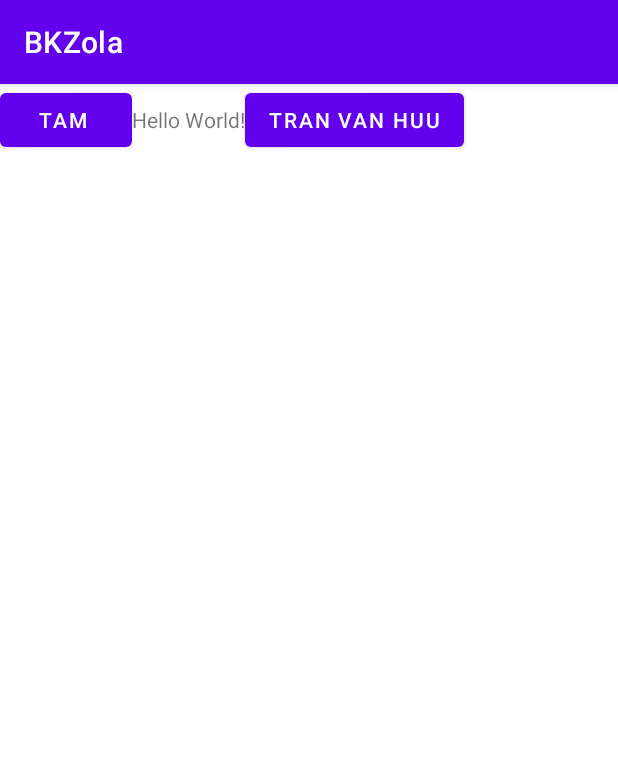
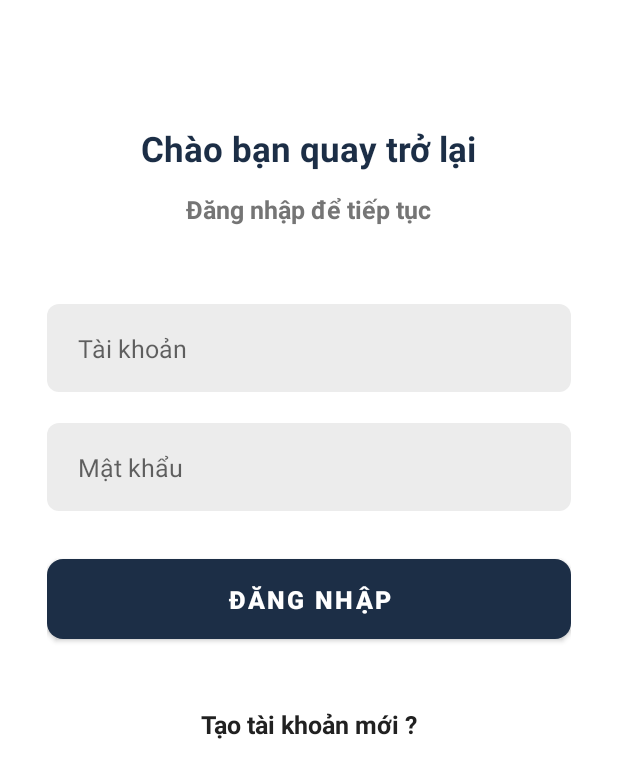
Before and after one commit to dinhtam1/BKZola, an Android app: the screen it shows after launch (MainActivity before the commit, SignInActivity after it), on a phone screen of 412 x 824 dp. Shown: the top 778 px of the screen. Run offline under Robolectric (Android 15) with nearby library versions, the phone set to English and light mode, and no system bars; our stand-ins replace sdp/ssp sizes.

Commit message:
add FormSignIn +  FormSignUp

```diff
--- a/app/src/main/java/com/example/bkzola/activities/SignInActivity.java
+++ b/app/src/main/java/com/example/bkzola/activities/SignInActivity.java
@@ -1,4 +1,39 @@
 package com.example.bkzola.activities;
 
-public class SignInActivity {
+import androidx.appcompat.app.AppCompatActivity;
+
+import android.content.Intent;
+import android.os.Bundle;
+import android.view.View;
+import android.widget.TextView;
+
+import com.example.bkzola.R;
+import com.example.bkzola.databinding.ActivitySignInBinding;
+import com.example.bkzola.databinding.ActivitySignUpBinding;
+
+public class SignInActivity extends AppCompatActivity {
+
+    private ActivitySignInBinding binding;
+    TextView textCreateNewAccount;
+    @Override
+    protected void onCreate(Bundle savedInstanceState) {
+        super.onCreate(savedInstanceState);
+        binding = ActivitySignInBinding.inflate(getLayoutInflater());
+        setContentView(binding.getRoot());
+        textCreateNewAccount = findViewById(R.id.textCreateNewAccount);
+
+        textCreateNewAccount.setOnClickListener(new View.OnClickListener() {
+            @Override
+            public void onClick(View v) {
+                Intent intent = new Intent();
+                intent.setClass(SignInActivity.this , SignUpActivity.class);
+                startActivity(intent);
+            }
+        });
+
+    }
+
+
+
+
 }
--- a/app/src/main/java/com/example/bkzola/activities/SignUpActivities.java
+++ /dev/null
@@ -1,4 +0,0 @@
-package com.example.bkzola.activities;
-
-public class SignUpActivities {
-}
--- /dev/null
+++ b/app/src/main/res/drawable/background_image.xml
@@ -0,0 +1,6 @@
+<?xml version="1.0" encoding="utf-8"?>
+<shape xmlns:android="http://schemas.android.com/apk/res/android"
+    android:shape="oval">
+    <solid android:color="@color/input_background"/>
+
+</shape>
--- /dev/null
+++ b/app/src/main/res/drawable/background_input.xml
@@ -0,0 +1,6 @@
+<?xml version="1.0" encoding="utf-8"?>
+<shape xmlns:android="http://schemas.android.com/apk/res/android"
+    android:shape="rectangle">
+    <solid android:color="@color/input_background" />
+    <corners android:radius="8dp"/>
+</shape>
--- /dev/null
+++ b/app/src/main/res/layout/activity_sign_in.xml
@@ -0,0 +1,88 @@
+<?xml version="1.0" encoding="utf-8"?>
+<ScrollView xmlns:android="http://schemas.android.com/apk/res/android"
+    xmlns:app="http://schemas.android.com/apk/res-auto"
+    xmlns:tools="http://schemas.android.com/tools"
+    android:layout_width="match_parent"
+    android:layout_height="match_parent"
+    android:clipToPadding="false"
+    android:overScrollMode="never"
+    android:padding="@dimen/_24sdp"
+    android:scrollbars="none"
+    tools:context=".activities.SignInActivity">
+
+    <LinearLayout
+        android:layout_width="match_parent"
+        android:layout_height="wrap_content"
+        android:gravity="center_horizontal"
+        android:orientation="vertical"
+        >
+        <TextView
+            android:layout_width="wrap_content"
+            android:layout_height="wrap_content"
+            android:layout_marginTop="@dimen/_40sdp"
+            android:text="@string/chao_ban_quay_tro_lai"
+            android:textColor="@color/primary"
+            android:textStyle="bold"
+            android:textSize="@dimen/_18ssp"/>
+
+        <TextView
+            android:layout_width="wrap_content"
+            android:layout_height="wrap_content"
+            android:layout_marginTop="@dimen/_10sdp"
+            android:text="@string/dang_nhap_de_tiep_tuc"
+            android:textColor="@color/secondary_text"
+            android:textStyle="bold"
+            android:textSize="@dimen/_13ssp"/>
+
+        <EditText
+            android:id="@+id/inputUsername"
+            android:layout_width="match_parent"
+            android:layout_height="@dimen/_45sdp"
+            android:layout_marginTop="@dimen/_40sdp"
+            android:background="@drawable/background_input"
+            android:hint="@string/tai_khoan"
+            android:paddingStart="@dimen/_16sdp"
+            android:paddingEnd="@dimen/_16sdp"
+            android:imeOptions="actionNext"
+            android:importantForAutofill="no"
+            android:inputType="text"
+            android:textColor="@color/primary_text"
+            android:textSize="@dimen/_13ssp"/>
+
+        <EditText
+            android:id="@+id/inputPassword"
+            android:layout_width="match_parent"
+            android:layout_height="@dimen/_45sdp"
+            android:layout_marginTop="@dimen/_16sdp"
+            android:background="@drawable/background_input"
+            android:hint="@string/mat_khau"
+            android:paddingStart="@dimen/_16sdp"
+            android:paddingEnd="@dimen/_16sdp"
+            android:imeOptions="actionNext"
+            android:importantForAutofill="no"
+            android:inputType="textPassword"
+            android:textColor="@color/primary_text"
+            android:textSize="@dimen/_13ssp"/>
+
+        <com.google.android.material.button.MaterialButton
+            android:id="@+id/buttonSignIn"
+            android:layout_width="match_parent"
+            android:layout_height="@dimen/_50sdp"
+            android:layout_marginTop="@dimen/_20sdp"
+            android:text="@string/dang_nhap"
+            android:textStyle="bold"
+            android:textSize="@dimen/_13ssp"
+            android:textColor="@color/white"
+            app:cornerRadius="@dimen/_8sdp"/>
+        <TextView
+            android:id="@+id/textCreateNewAccount"
+            android:layout_width="wrap_content"
+            android:layout_height="wrap_content"
+            android:text="Tạo tài khoản mới ?"
+            android:layout_marginTop="@dimen/_30sdp"
+            android:textSize="@dimen/_13ssp"
+            android:textColor="@color/primary_text"
+            android:textStyle="bold"/>
+    </LinearLayout>
+
+</ScrollView>
--- a/app/src/main/res/values-night/themes.xml
+++ b/app/src/main/res/values-night/themes.xml
@@ -1,16 +1,9 @@
 <resources xmlns:tools="http://schemas.android.com/tools">
-    <!-- Base application theme. -->
-    <style name="Theme.BKZola" parent="Theme.MaterialComponents.DayNight.DarkActionBar">
-        <!-- Primary brand color. -->
-        <item name="colorPrimary">@color/purple_200</item>
-        <item name="colorPrimaryVariant">@color/purple_700</item>
-        <item name="colorOnPrimary">@color/black</item>
-        <!-- Secondary brand color. -->
-        <item name="colorSecondary">@color/teal_200</item>
-        <item name="colorSecondaryVariant">@color/teal_200</item>
-        <item name="colorOnSecondary">@color/black</item>
-        <!-- Status bar color. -->
-        <item name="android:statusBarColor">?attr/colorPrimaryVariant</item>
-        <!-- Customize your theme here. -->
+    <style name="Theme.BKZola" parent="Theme.MaterialComponents.DayNight.NoActionBar">
+
+        <item name="colorPrimary">@color/primary</item>
+
+        <item name="android:statusBarColor" tools:targetApi="l">@color/primary</item>
+
     </style>
 </resources>
--- a/app/src/main/res/values/colors.xml
+++ b/app/src/main/res/values/colors.xml
@@ -1,10 +1,12 @@
 <?xml version="1.0" encoding="utf-8"?>
 <resources>
-    <color name="purple_200">#FFBB86FC</color>
-    <color name="purple_500">#FF6200EE</color>
-    <color name="purple_700">#FF3700B3</color>
-    <color name="teal_200">#FF03DAC5</color>
-    <color name="teal_700">#FF018786</color>
-    <color name="black">#FF000000</color>
-    <color name="white">#FFFFFFFF</color>
+    <color name="primary">#1C2E46</color>
+    <color name="primary_dark">#142232</color>
+    <color name="primary_text">#212121</color>
+    <color name="secondary_text">#757575</color>
+    <color name="white">#FFFFFF</color>
+    <color name="input_background">#ECECEC</color>
+    <color name="icon_background">#20FFFFFF</color>
+    <color name="error">#B00020</color>
+    <color name="received_message_background">#090D16</color>
 </resources>
--- a/app/src/main/res/values/strings.xml
+++ b/app/src/main/res/values/strings.xml
@@ -1,3 +1,16 @@
 <resources>
     <string name="app_name">BKZola</string>
+    <string name="welcome_back">Welcome back</string>
+    <string name="chao_ban_quay_tro_lai">Chào bạn quay trở lại</string>
+    <string name="dang_nhap_de_tiep_tuc">Đăng nhập để tiếp tục</string>
+    <string name="username">Username</string>
+    <string name="password">Password</string>
+    <string name="dang_nhap">Đăng Nhập</string>
+    <string name="mat_khau">Mật khẩu</string>
+    <string name="tai_khoan">Tài khoản</string>
+    <string name="tao_tai_khoan_moi">Tạo tài khoản mới</string>
+    <string name="tai_anh_len">Tải ảnh lên</string>
+    <string name="ho_va_ten">Họ và tên</string>
+    <string name="xac_nhan_mat_khau">Xác nhận mật khẩu</string>
+    <string name="dang_ky">Đăng ký</string>
 </resources>
--- a/app/src/main/res/values/themes.xml
+++ b/app/src/main/res/values/themes.xml
@@ -1,16 +1,10 @@
 <resources xmlns:tools="http://schemas.android.com/tools">
-    <!-- Base application theme. -->
-    <style name="Theme.BKZola" parent="Theme.MaterialComponents.DayNight.DarkActionBar">
-        <!-- Primary brand color. -->
-        <item name="colorPrimary">@color/purple_500</item>
-        <item name="colorPrimaryVariant">@color/purple_700</item>
-        <item name="colorOnPrimary">@color/white</item>
-        <!-- Secondary brand color. -->
-        <item name="colorSecondary">@color/teal_200</item>
-        <item name="colorSecondaryVariant">@color/teal_700</item>
-        <item name="colorOnSecondary">@color/black</item>
-        <!-- Status bar color. -->
-        <item name="android:statusBarColor">?attr/colorPrimaryVariant</item>
-        <!-- Customize your theme here. -->
+
+    <style name="Theme.BKZola" parent="Theme.MaterialComponents.DayNight.NoActionBar">
+
+        <item name="colorPrimary">@color/primary</item>
+
+        <item name="android:statusBarColor" tools:targetApi="l">@color/primary</item>
+
     </style>
 </resources>
```
Also changed, not shown: app/build.gradle (+15 -0 lines), app/src/main/AndroidManifest.xml (+12 -7 lines), app/src/main/java/com/example/bkzola/activities/SignUpActivity.java (added, +30 -0 lines), app/src/main/res/layout/activity_sign_up.xml (added, +134 -0 lines), build.gradle (+9 -5 lines).
